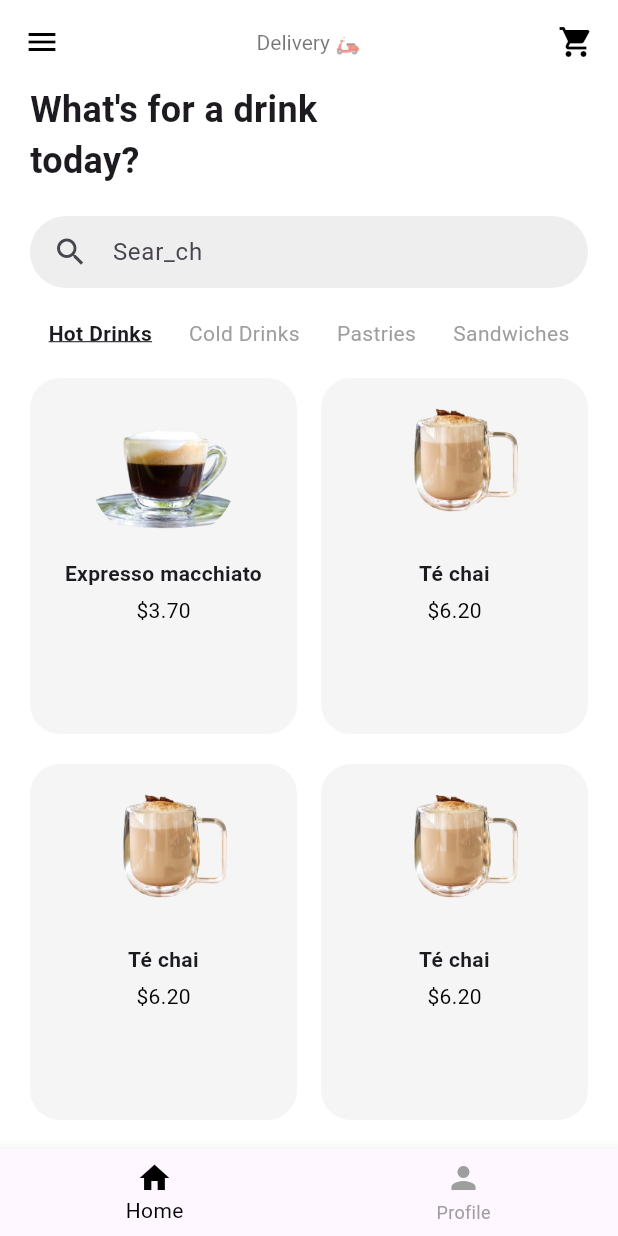
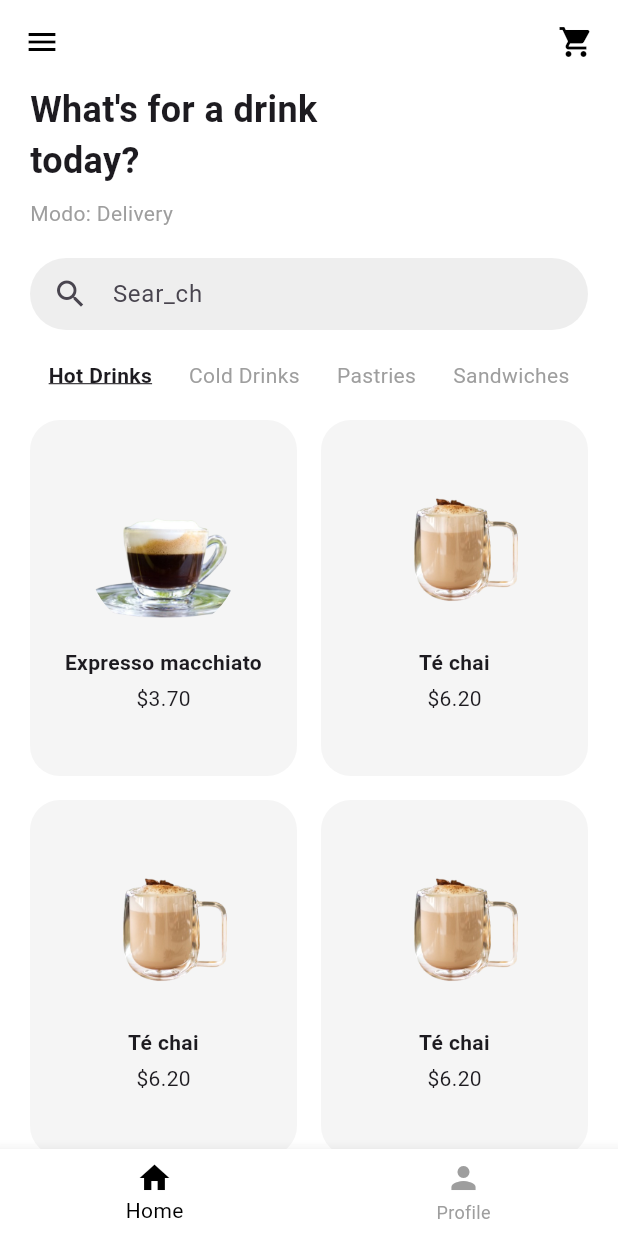
Before and after one commit to joelreyes21/proyecto_final, a Flutter app: the HomeScreen screen opened directly with empty values, on a phone screen of 412 x 824 dp. Run offline on Flutter 3.47's test engine with Material 3 defaults, Android fonts, the phone set to English and light mode, and no system bars.

Commit message:
Modifiqué home.dart

```diff
--- a/lib/screens/home.dart
+++ b/lib/screens/home.dart
@@ -1,14 +1,11 @@
 import 'package:flutter/material.dart';
+import 'product_details.dart';
 
 class HomeScreen extends StatelessWidget {
   final bool isLogin;
   final int mesa;
 
-  const HomeScreen({
-    super.key,
-    required this.isLogin,
-    required this.mesa,
-  });
+  const HomeScreen({super.key, required this.isLogin, required this.mesa});
 
   @override
   Widget build(BuildContext context) {
@@ -17,58 +14,63 @@ class HomeScreen extends StatelessWidget {
         'nombre': 'Expresso macchiato',
         'precio': '\$3.70',
         'imagen': 'assets/espresso.png',
-        'descripcion': 'Café intenso con un toque de leche espumada.',
+        'descripcion': 'Un espresso fuerte con un toque de leche espumada.',
       },
       {
         'nombre': 'Té chai',
         'precio': '\$6.20',
         'imagen': 'assets/te.png',
-        'descripcion': 'Té especiado con leche, al estilo hindú.',
+        'descripcion': 'Té con especias y leche, ideal para tardes frías.',
       },
       {
         'nombre': 'Té chai',
         'precio': '\$6.20',
         'imagen': 'assets/te.png',
-        'descripcion': 'Té especiado con leche, al estilo hindú.',
+        'descripcion': 'Té con especias y leche, ideal para tardes frías.',
       },
       {
         'nombre': 'Té chai',
         'precio': '\$6.20',
         'imagen': 'assets/te.png',
-        'descripcion': 'Té especiado con leche, al estilo hindú.',
+        'descripcion': 'Té con especias y leche, ideal para tardes frías.',
       },
     ];
-
-    final String mesaTexto = mesa == 0 ? 'Delivery 🛵' : 'Mesa #$mesa';
 
     return Scaffold(
       backgroundColor: Colors.white,
       appBar: AppBar(
         backgroundColor: Colors.white,
         elevation: 0,
-        automaticallyImplyLeading: false,
-        title: Row(
-          mainAxisAlignment: MainAxisAlignment.spaceBetween,
-          children: [
-            const Icon(Icons.menu, color: Colors.black),
-            Text(
-              mesaTexto,
-              style: const TextStyle(fontSize: 14, color: Colors.black54),
+        leading: IconButton(
+          icon: const Icon(Icons.menu, color: Colors.black),
+          onPressed: () {},
         ),
-            const Icon(Icons.shopping_cart, color: Colors.black),
+        actions: const [
+          Padding(
+            padding: EdgeInsets.only(right: 16.0),
+            child: Icon(Icons.shopping_cart, color: Colors.black),
+          ),
         ],
-        ),
       ),
       body: Padding(
         padding: const EdgeInsets.symmetric(horizontal: 20),
-        child: ListView(
+        child: Column(
+          crossAxisAlignment: CrossAxisAlignment.start,
           children: [
             const Text(
               "What's for a drink\ntoday?",
               style: TextStyle(fontSize: 24, fontWeight: FontWeight.bold),
             ),
+            const SizedBox(height: 8),
+
+            Text(
+              mesa == 0 ? 'Modo: Delivery' : 'Mesa #$mesa',
+              style: const TextStyle(color: Colors.grey, fontSize: 14),
+            ),
+
             const SizedBox(height: 20),
-            // Búsqueda
+
+            // Buscador
             Container(
               padding: const EdgeInsets.symmetric(horizontal: 15),
               decoration: BoxDecoration(
@@ -84,40 +86,55 @@ class HomeScreen extends StatelessWidget {
               ),
             ),
             const SizedBox(height: 20),
-            // Tabs
+
+            // Categorías
             Row(
               mainAxisAlignment: MainAxisAlignment.spaceAround,
               children: const [
-                Text("Hot Drinks", style: TextStyle(fontWeight: FontWeight.bold, decoration: TextDecoration.underline)),
+                Text(
+                  "Hot Drinks",
+                  style: TextStyle(
+                      fontWeight: FontWeight.bold,
+                      decoration: TextDecoration.underline),
+                ),
                 Text("Cold Drinks", style: TextStyle(color: Colors.grey)),
                 Text("Pastries", style: TextStyle(color: Colors.grey)),
                 Text("Sandwiches", style: TextStyle(color: Colors.grey)),
               ],
             ),
             const SizedBox(height: 20),
-            // Productos
-            GridView.builder(
-              shrinkWrap: true,
-              physics: const NeverScrollableScrollPhysics(),
-              itemCount: productos.length,
-              gridDelegate: const SliverGridDelegateWithFixedCrossAxisCount(
+
+            // Grid de productos
+            Expanded(
+              child: GridView.count(
                 crossAxisCount: 2,
                 crossAxisSpacing: 16,
-                mainAxisSpacing: 20,
+                mainAxisSpacing: 16,
                 childAspectRatio: 0.75,
+                children: productos.map((producto) {
+                  return GestureDetector(
+                    onTap: () {
+                      Navigator.push(
+                        context,
+                        MaterialPageRoute(
+                          builder: (_) => ProductDetailsScreen(
+                            nombre: producto['nombre'],
+                            precio: producto['precio'],
+                            imagen: producto['imagen'],
+                            descripcion: producto['descripcion'],
                           ),
-              itemBuilder: (context, index) {
-                final producto = productos[index];
-                return Container(
+                        ),
+                      );
+                    },
+                    child: Container(
                       decoration: BoxDecoration(
                         color: Colors.grey.shade100,
                         borderRadius: BorderRadius.circular(20),
                       ),
-                  padding: const EdgeInsets.all(10),
                       child: Column(
+                        mainAxisAlignment: MainAxisAlignment.center,
                         children: [
-                      ClipRRect(
-                        borderRadius: BorderRadius.circular(100),
+                          ClipOval(
                             child: Image.asset(
                               producto['imagen'],
                               width: 100,
@@ -129,26 +146,29 @@ class HomeScreen extends StatelessWidget {
                           Text(
                             producto['nombre'],
                             textAlign: TextAlign.center,
-                        style: const TextStyle(fontWeight: FontWeight.bold),
-                        overflow: TextOverflow.ellipsis,
+                            style: const TextStyle(
+                                fontWeight: FontWeight.bold, fontSize: 14),
                           ),
-                      const SizedBox(height: 5),
+                          const SizedBox(height: 4),
                           Text(
                             producto['precio'],
-                        style: const TextStyle(color: Colors.black),
+                            style: const TextStyle(fontSize: 14),
                           ),
                         ],
                       ),
+                    ),
                   );
-              },
+                }).toList(),
+              ),
             ),
           ],
         ),
       ),
       bottomNavigationBar: BottomNavigationBar(
-        currentIndex: 0,
+        backgroundColor: Colors.white,
         selectedItemColor: Colors.black,
         unselectedItemColor: Colors.grey,
+        currentIndex: 0,
         items: const [
           BottomNavigationBarItem(icon: Icon(Icons.home), label: 'Home'),
           BottomNavigationBarItem(icon: Icon(Icons.person), label: 'Profile'),
```
Also changed, not shown: lib/models/producto.dart (added, +11 -0 lines), lib/screens/product_details.dart (+57 -9 lines), lib/utils/carrito.dart (added, +21 -0 lines). Lines whose indentation alone changed are shown as unchanged.
